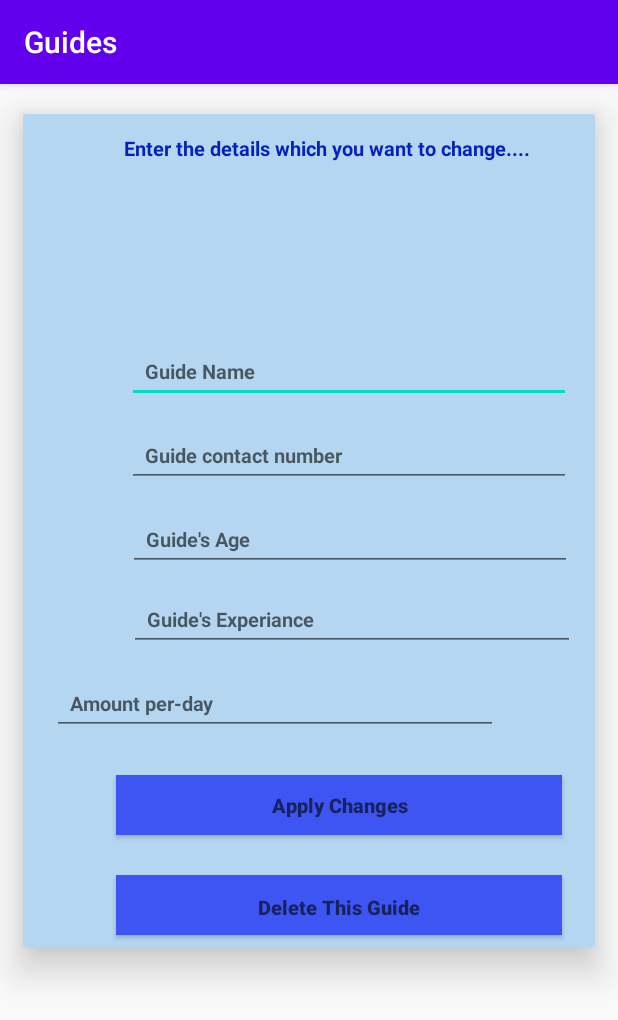
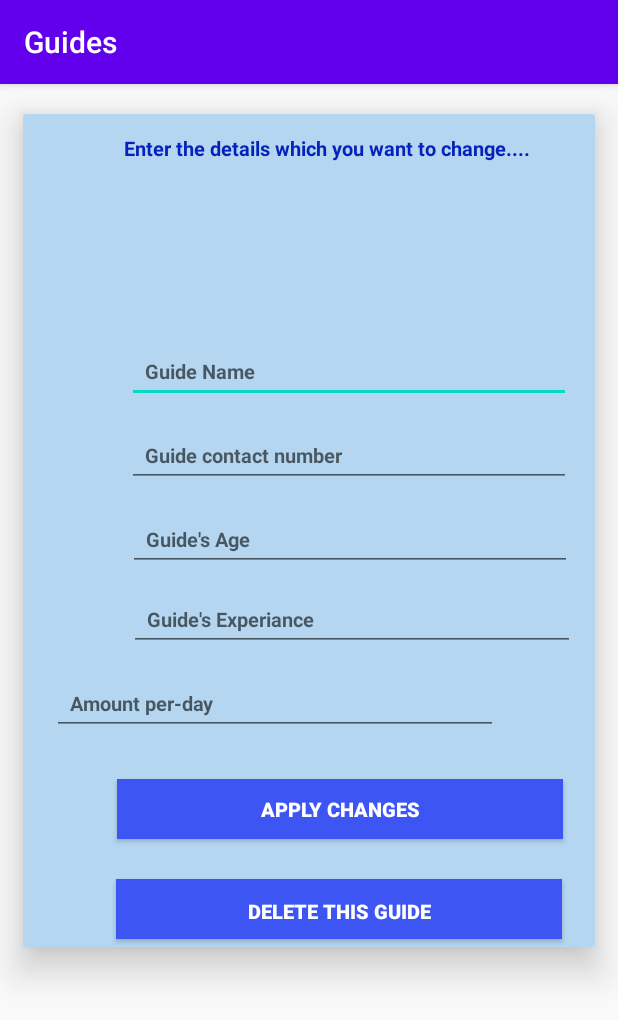
Before and after one commit to SurekhaChandrarathna/TriPITApp, an Android app: the EditGuideDetailsActivity screen opened directly, with no data from a screen before it, on a phone screen of 412 x 824 dp. Shown: the top 1020 px of the screen. Run offline under Robolectric (Android 15) with nearby library versions, the phone set to English and light mode, and no system bars; our stand-ins replace Firebase (no records; nobody signed in at launch, a user with empty details on screens opened directly), Picasso.

Commit message:
Guide-(Update 2)Error solved in EditguidesActivity

```diff
--- a/app/src/main/AndroidManifest.xml
+++ b/app/src/main/AndroidManifest.xml
@@ -12,7 +12,6 @@
         <activity android:name=".EditGuideDetailsActivity"></activity>
         <activity android:name=".MaintainGuidesActivity" />
         <activity android:name=".GuideHome" />
-        <activity android:name=".Testing" />
         <activity android:name=".AdminGuideCategoryActivity" />
         <activity android:name=".AdminAddNewGuidesActivity" />
         <activity android:name=".MainActivity">
--- a/app/src/main/java/com/example/guides/AdminAddNewGuidesActivity.java
+++ b/app/src/main/java/com/example/guides/AdminAddNewGuidesActivity.java
@@ -155,7 +155,7 @@ public class AdminAddNewGuidesActivity extends AppCompatActivity {
     {
 
         loadingBar.setTitle("login Guides");
-        loadingBar.setMessage("Please wait until we are adding new guide..");
+        loadingBar.setMessage("Please wait until we are adding new guide to the system...");
         loadingBar.setCanceledOnTouchOutside(false);
         loadingBar.show();
 
--- a/app/src/main/java/com/example/guides/GuideHome.java
+++ b/app/src/main/java/com/example/guides/GuideHome.java
@@ -56,7 +56,7 @@ public class GuideHome extends AppCompatActivity {
                 @Override
                 protected void onBindViewHolder(@NonNull GuideViwHolder holder, int position, @NonNull Guides model) {
 
-                    holder.txtguidesCatagory.setText( model.getCategory());
+                    holder.txtguidesCatagory.setText("Type :  " + model.getCategory());
                     holder.txtGuideName.setText("Guide's Name :  " + model.getGuidename());
                     holder.txtGuideAge.setText("Guide's Age :  " + model.getGuideage());
                     holder.txtGuideContactNumber.setText("Guide's Contactnumber :  " + model.getGuidecontactnumber());
--- a/app/src/main/java/com/example/guides/MaintainGuidesActivity.java
+++ b/app/src/main/java/com/example/guides/MaintainGuidesActivity.java
@@ -63,7 +63,7 @@ public class MaintainGuidesActivity extends AppCompatActivity {
                     @Override
                     protected void onBindViewHolder(@NonNull GuideViwHolder holder, int position, @NonNull final Guides model) {
 
-                        holder.txtguidesCatagory.setText( model.getCategory());
+                        holder.txtguidesCatagory.setText("Type :  " +  model.getCategory());
                         holder.txtGuideName.setText("Guide's Name :  " + model.getGuidename());
                         holder.txtGuideAge.setText("Guide's Age :  " + model.getGuideage());
                         holder.txtGuideContactNumber.setText("Guide's Contactnumber :  " + model.getGuidecontactnumber());
--- a/app/src/main/res/layout/activity_edit_guide_details.xml
+++ b/app/src/main/res/layout/activity_edit_guide_details.xml
@@ -156,15 +156,15 @@
             android:layout_alignParentEnd="true"
 
             android:layout_marginStart="5dp"
-            android:layout_marginTop="21dp"
-            android:layout_marginEnd="22dp"
+            android:layout_marginTop="24dp"
+            android:layout_marginEnd="21dp"
             android:layout_marginBottom="5dp"
             android:background="#3D55F3"
-            android:hint="@string/ApplyChangesButton"
+            android:text="@string/ApplyChangesButton"
 
 
             android:textColor="#FFFFFF"
-            android:textColorHighlight="@android:color/darker_gray"
+            android:textColorHighlight="@android:color/background_light"
             android:textSize="13dp"
             android:textStyle="bold" />
 
@@ -181,7 +181,7 @@
             android:layout_marginEnd="22dp"
             android:layout_marginBottom="5dp"
             android:background="#3D55F3"
-            android:hint="@string/DeleteThisGuideButton"
+            android:text="@string/DeleteThisGuideButton"
 
 
             android:padding="12dp"
```
Also changed, not shown: app/src/main/java/com/example/guides/FirebaseDataBaseHelper.java (deleted, +0 -24 lines), app/src/main/java/com/example/guides/Testing.java (deleted, +0 -14 lines), app/src/main/res/layout/activity_testing.xml (deleted, +0 -9 lines), app/src/main/res/layout/activity_update.xml (deleted, +0 -9 lines), app/src/main/res/layout/guides_layout.xml (+31 -10 lines).
